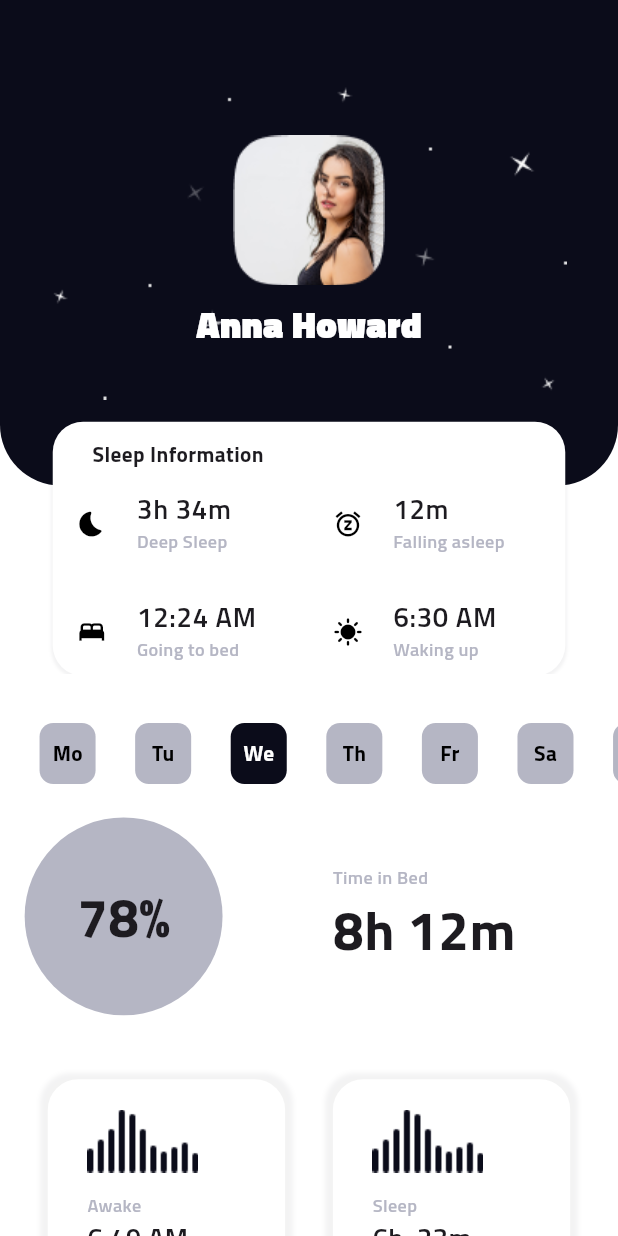
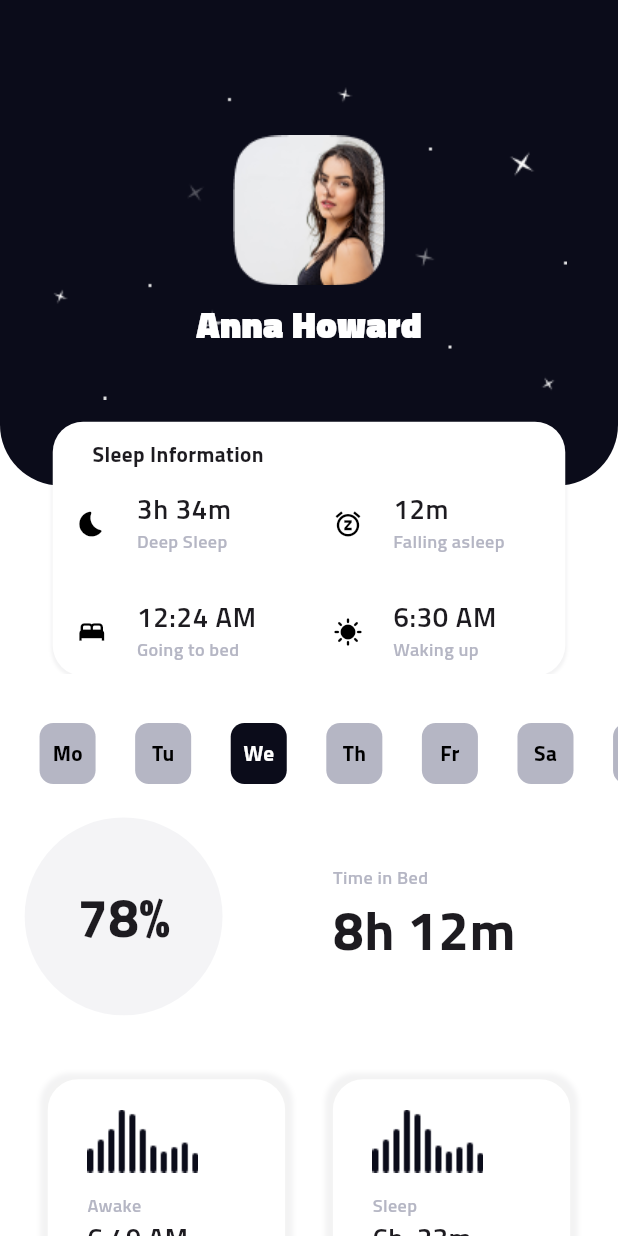
Before and after one commit to kyril-san/homepageuichallenge, a Flutter app: the screen it shows after launch, on a phone screen of 412 x 824 dp. Run offline on Flutter 3.47's test engine with Material 2 defaults, Android fonts, the light colour scheme and no system bars; our stand-ins replace flutter_screenutil.

Commit message:
Adjusted the color of a container

```diff
--- a/lib/pages/home_page.dart
+++ b/lib/pages/home_page.dart
@@ -55,7 +55,8 @@ class HomePage extends StatelessWidget {
                     width: 130.w,
                     height: 130.h,
                     decoration: BoxDecoration(
-                        color: Color.fromARGB(255, 181, 182, 196),
+                        color: Color.fromARGB(255, 181, 182, 196)
+                            .withOpacity(0.15),
                         shape: BoxShape.circle),
                     child: Center(
                       child: Text(
```
